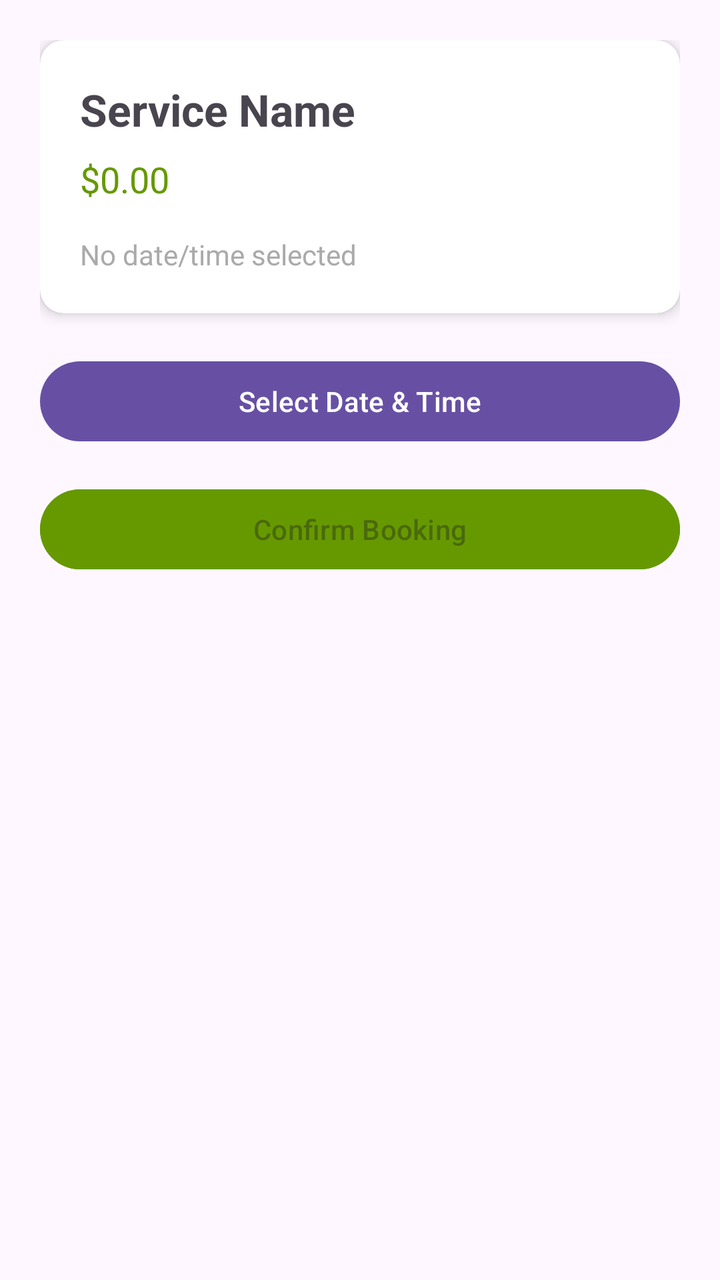
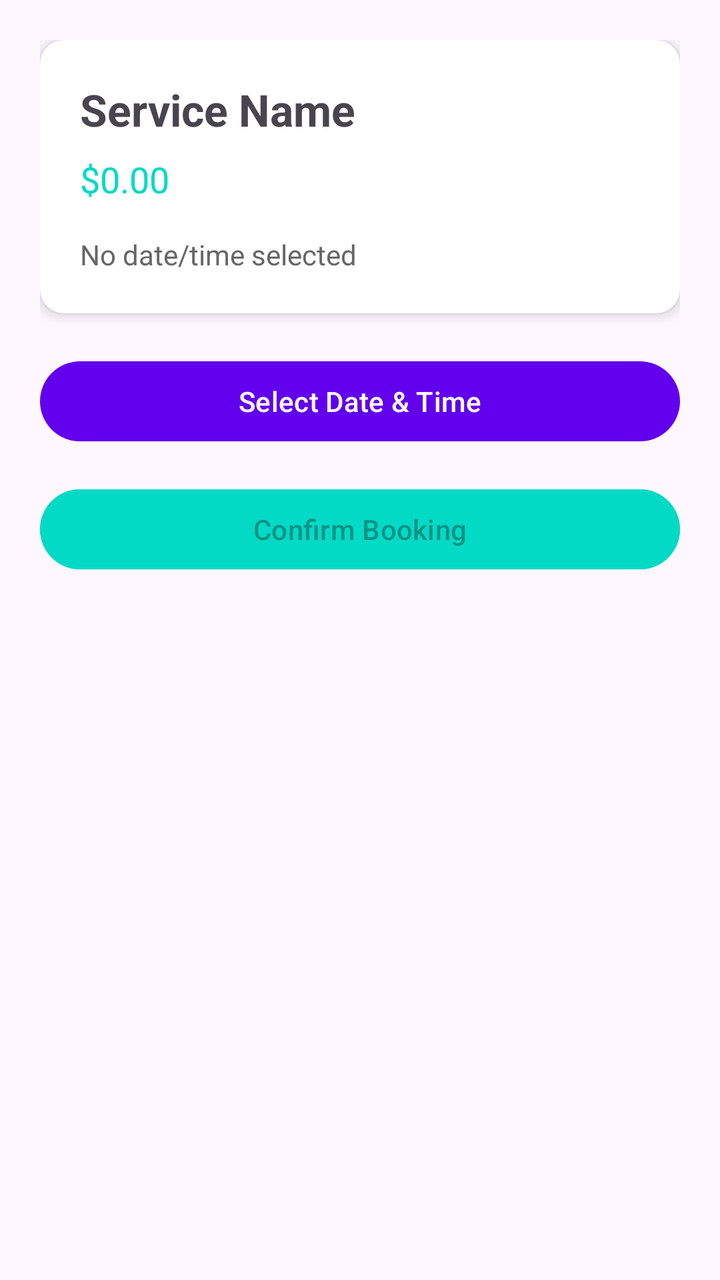

Compare the two renders of this Android layout. The source of the first and the diff that turns it into the second are given below.
<!-- AndroidManifest.xml: application theme Theme.HomeService -->
<!-- res/layout/activity_book_service.xml -->
<?xml version="1.0" encoding="utf-8"?>
<LinearLayout xmlns:android="http://schemas.android.com/apk/res/android"
    xmlns:app="http://schemas.android.com/apk/res-auto"
    android:layout_width="match_parent"
    android:layout_height="match_parent"
    android:orientation="vertical"
    android:padding="20dp"
    android:gravity="center_horizontal">

    <androidx.cardview.widget.CardView
        android:layout_width="match_parent"
        android:layout_height="wrap_content"
        app:cardCornerRadius="12dp"
        app:cardElevation="4dp"
        android:layout_marginBottom="20dp">

        <LinearLayout
            android:layout_width="match_parent"
            android:layout_height="wrap_content"
            android:orientation="vertical"
            android:padding="20dp">

            <TextView
                android:id="@+id/tvServiceName"
                android:layout_width="wrap_content"
                android:layout_height="wrap_content"
                android:text="Service Name"
                android:textSize="22sp"
                android:textStyle="bold"
                android:layout_marginBottom="8dp" />

            <TextView
                android:id="@+id/tvServicePrice"
                android:layout_width="wrap_content"
                android:layout_height="wrap_content"
                android:text="$0.00"
                android:textSize="18sp"
                android:textColor="@android:color/holo_green_dark"
                android:layout_marginBottom="16dp" />

            <TextView
                android:id="@+id/tvSelectedDateTime"
                android:layout_width="wrap_content"
                android:layout_height="wrap_content"
                android:text="No date/time selected"
                android:textSize="14sp"
                android:textColor="@android:color/darker_gray" />

        </LinearLayout>
    </androidx.cardview.widget.CardView>

    <Button
        android:id="@+id/btnSelectDateTime"
        android:layout_width="match_parent"
        android:layout_height="wrap_content"
        android:text="Select Date &amp; Time"
        android:layout_marginBottom="16dp" />

    <Button
        android:id="@+id/btnConfirmBooking"
        android:layout_width="match_parent"
        android:layout_height="wrap_content"
        android:text="Confirm Booking"
        android:backgroundTint="@android:color/holo_green_dark"
        android:enabled="false" />

</LinearLayout>
<!-- resources referenced by this layout -->
<resources>
  <style name="Theme.HomeService" parent="Base.Theme.HomeService" />
  <style name="Base.Theme.HomeService" parent="Theme.Material3.DayNight.NoActionBar">
          
          
      </style>
</resources>

<!-- the commit's change to res/layout/activity_book_service.xml (unified diff, before → after) -->
@@ -35,7 +35,7 @@
                 android:layout_height="wrap_content"
                 android:text="$0.00"
                 android:textSize="18sp"
-                android:textColor="@android:color/holo_green_dark"
+                android:textColor="@color/teal_200"
                 android:layout_marginBottom="16dp" />
 
             <TextView
@@ -44,7 +44,7 @@
                 android:layout_height="wrap_content"
                 android:text="No date/time selected"
                 android:textSize="14sp"
-                android:textColor="@android:color/darker_gray" />
+                android:textColor="@color/text_secondary" />
 
         </LinearLayout>
     </androidx.cardview.widget.CardView>
@@ -61,7 +61,7 @@
         android:layout_width="match_parent"
         android:layout_height="wrap_content"
         android:text="Confirm Booking"
-        android:backgroundTint="@android:color/holo_green_dark"
+        android:backgroundTint="@color/teal_200"
         android:enabled="false" />
 
 </LinearLayout>
<!-- resource entries referenced after the edit -->
@@ -1,9 +1,22 @@
 <!-- resources referenced by this layout -->
 <resources>
-  <style name="Theme.HomeService" parent="Base.Theme.HomeService" />
-  <style name="Base.Theme.HomeService" parent="Theme.Material3.DayNight.NoActionBar">
-          
-          
+  <color name="teal_200">#03DAC5</color>
+  <color name="text_secondary">#666666</color>
+  <style name="Theme.HomeService" parent="Theme.Material3.DayNight.NoActionBar">
+          <item name="colorPrimary">@color/purple_500</item>
+          <item name="colorPrimaryVariant">@color/purple_700</item>
+          <item name="colorOnPrimary">@color/white</item>
+          <item name="colorSecondary">@color/teal_200</item>
+          <item name="colorSecondaryVariant">@color/teal_700</item>
+          <item name="colorOnSecondary">@color/black</item>
+          <item name="android:statusBarColor">?attr/colorPrimaryVariant</item>
+          <item name="android:windowLightStatusBar">true</item>
+          <item name="android:navigationBarColor">?android:attr/colorBackground</item>
       </style>
+  <color name="purple_500">#6200EE</color>
+  <color name="purple_700">#3700B3</color>
+  <color name="white">#FFFFFFFF</color>
+  <color name="teal_700">#018786</color>
+  <color name="black">#FF000000</color>
 </resources>
 
